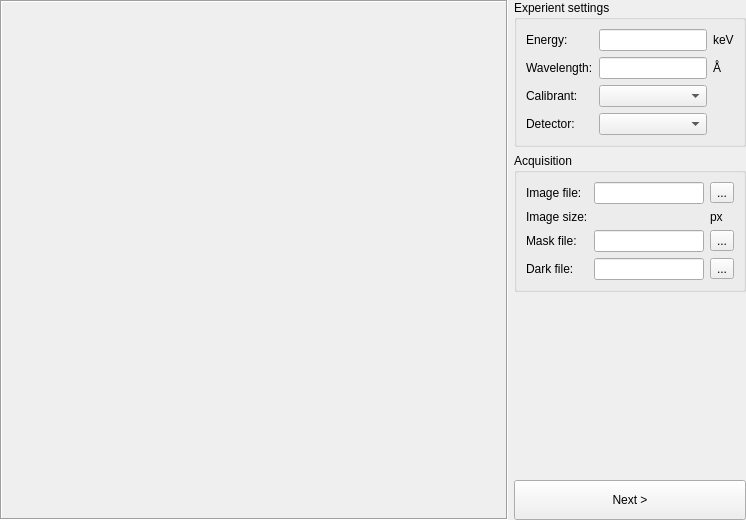
The window that pyFAI/resources/gui/calibration-experiment.ui (silx-kit/pyFAI) describes before a commit, drawn with Qt 5.
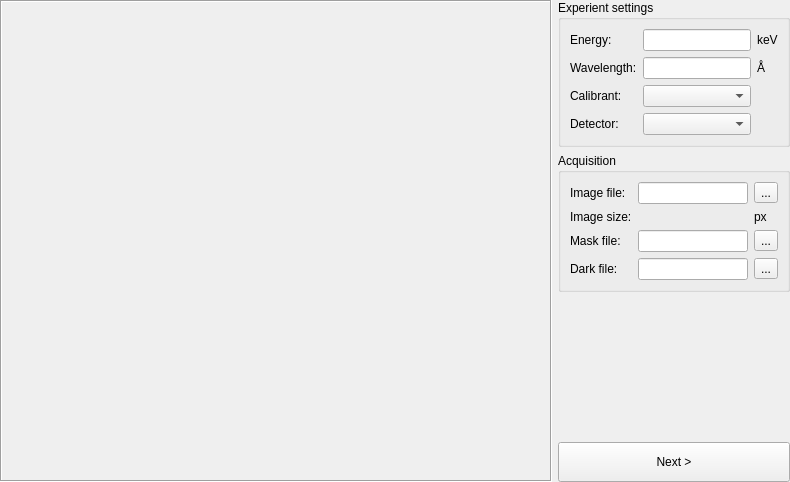
The same window after the commit. Custom widgets are drawn as their Qt base class.

Commit message: Connect GUI to image, mask and dark

Diff of the .ui file:
```diff
--- a/pyFAI/resources/gui/calibration-experiment.ui
+++ b/pyFAI/resources/gui/calibration-experiment.ui
@@ -6,8 +6,8 @@
    <rect>
     <x>0</x>
     <y>0</y>
-    <width>746</width>
-    <height>520</height>
+    <width>790</width>
+    <height>482</height>
    </rect>
   </property>
   <property name="windowTitle">
@@ -187,7 +187,7 @@
           </widget>
          </item>
          <item row="2" column="1">
-          <widget class="QLineEdit" name="_dark_2">
+          <widget class="FileEdit" name="_mask">
            <property name="text">
             <string/>
            </property>
@@ -295,6 +295,11 @@
    <extends>QComboBox</extends>
    <header>pyFAI.gui.calibration.DetectorSelector</header>
   </customwidget>
+  <customwidget>
+   <class>FileEdit</class>
+   <extends>QLineEdit</extends>
+   <header>pyFAI.gui.calibration.FileEdit</header>
+  </customwidget>
  </customwidgets>
  <resources/>
  <connections/>
```
Left out of the diff: 4 changed lines with no effect on the pictures. The commit also changes 2 other files.
